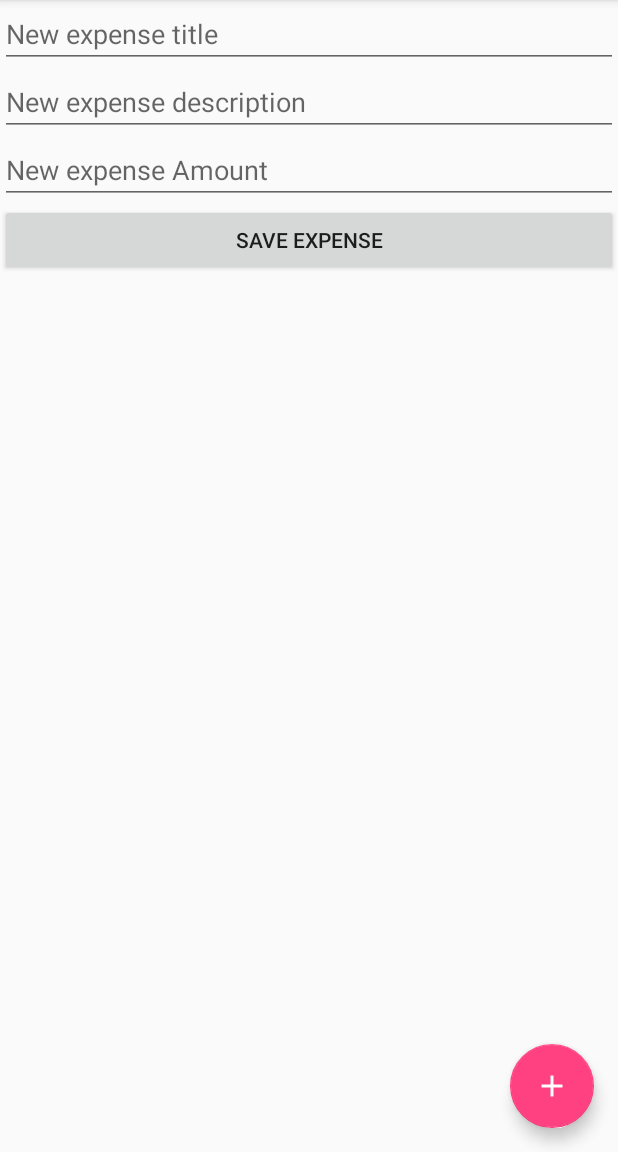
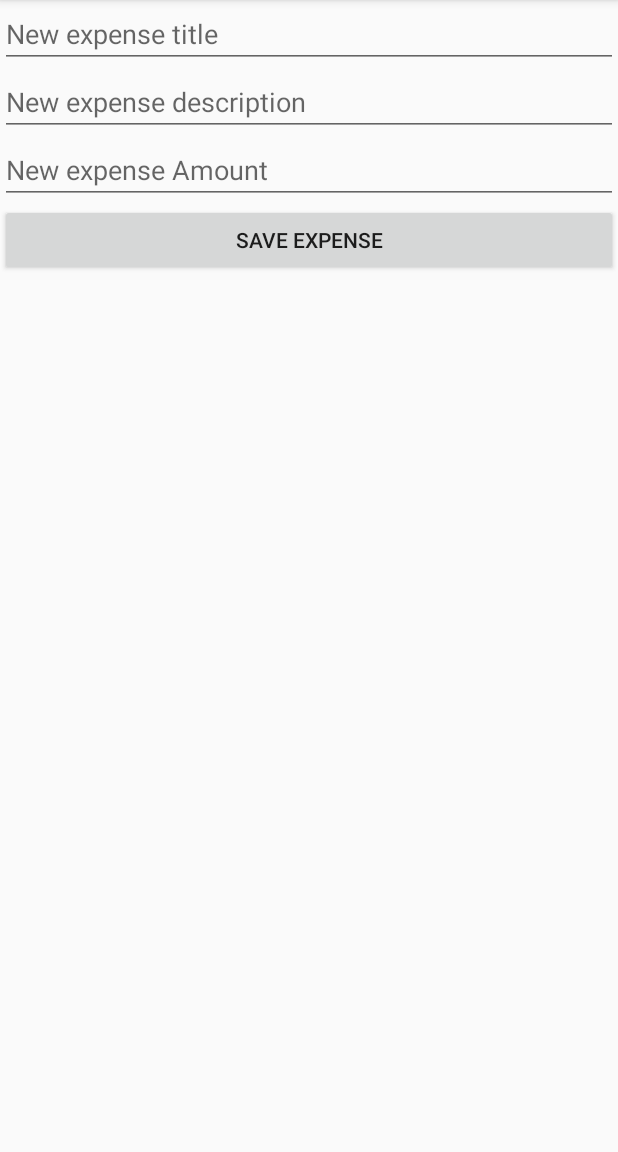
Before and after one commit to casensio83/MyBudget, an Android app: the screen it shows after launch (MainActivity), after a tap on an icon or button, on a phone screen of 412 x 824 dp, the part 84-1236 px from its top. Run offline under Robolectric (Android 15) with nearby library versions, the phone set to English and light mode, and no system bars; our stand-ins replace ButterKnife, Room's generated code; libraries missing offline, so code that uses them is left out: android.arch.persistence.

Commit message:
show floating action button only in expenses list fragment

```diff
--- a/app/src/main/java/cristina/asensio/mybudget/home/ExpensesListFragment.java
+++ b/app/src/main/java/cristina/asensio/mybudget/home/ExpensesListFragment.java
@@ -4,6 +4,7 @@ import android.arch.lifecycle.ViewModelProviders;
 import android.os.Bundle;
 import android.support.annotation.NonNull;
 import android.support.annotation.Nullable;
+import android.support.design.widget.FloatingActionButton;
 import android.support.v4.app.Fragment;
 import android.support.v7.widget.LinearLayoutManager;
 import android.support.v7.widget.RecyclerView;
@@ -41,7 +42,15 @@ public class ExpensesListFragment extends Fragment {
     public View onCreateView(@NonNull LayoutInflater inflater, @Nullable ViewGroup container, @Nullable Bundle savedInstanceState) {
         View view = inflater.inflate(R.layout.screen_list, container, false);
         unbinder = ButterKnife.bind(this, view);
+
+        showFloatingActionButton();
+
         return view;
+    }
+
+    private void showFloatingActionButton() {
+        FloatingActionButton fab = ((MainActivity) getActivity()).getFloatingActionButton();
+        fab.show();
     }
 
     @Override
@@ -64,6 +73,17 @@ public class ExpensesListFragment extends Fragment {
     }
 
     @Override
+    public void onPause() {
+        super.onPause();
+        hideFloatingActionButton();
+    }
+
+    private void hideFloatingActionButton() {
+        FloatingActionButton fab = ((MainActivity) getActivity()).getFloatingActionButton();
+        fab.hide();
+    }
+
+    @Override
     public void onDestroyView() {
         super.onDestroyView();
 
--- a/app/src/main/java/cristina/asensio/mybudget/home/MainActivity.java
+++ b/app/src/main/java/cristina/asensio/mybudget/home/MainActivity.java
@@ -63,6 +63,10 @@ public class MainActivity extends AppCompatActivity
         toggle.syncState();
     }
 
+    public FloatingActionButton getFloatingActionButton() {
+        return fab;
+    }
+
     @Override
     public void onBackPressed() {
         if (drawerLayout.isDrawerOpen(GravityCompat.START)) {
--- a/app/src/main/res/layout/app_bar_main.xml
+++ b/app/src/main/res/layout/app_bar_main.xml
@@ -23,10 +23,10 @@
     </android.support.design.widget.AppBarLayout>
 
     <include
-        android:layout_below="@id/appbar_layout"
+        layout="@layout/content_main"
         android:layout_width="match_parent"
         android:layout_height="match_parent"
-        layout="@layout/content_main" />
+        android:layout_below="@id/appbar_layout" />
 
     <android.support.design.widget.FloatingActionButton
         android:id="@+id/fab"
@@ -35,6 +35,7 @@
         android:layout_alignParentBottom="true"
         android:layout_alignParentRight="true"
         android:layout_margin="@dimen/fab_margin"
+        android:visibility="invisible"
         app:srcCompat="@drawable/ic_add_expense" />
 
 </RelativeLayout>
```
